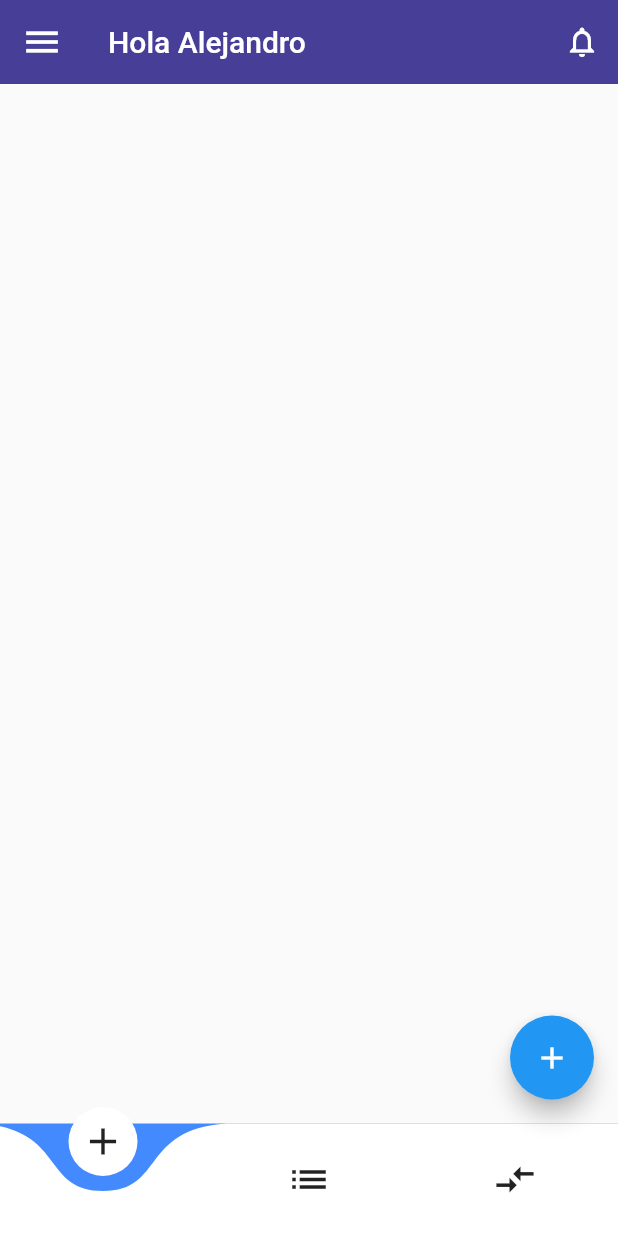
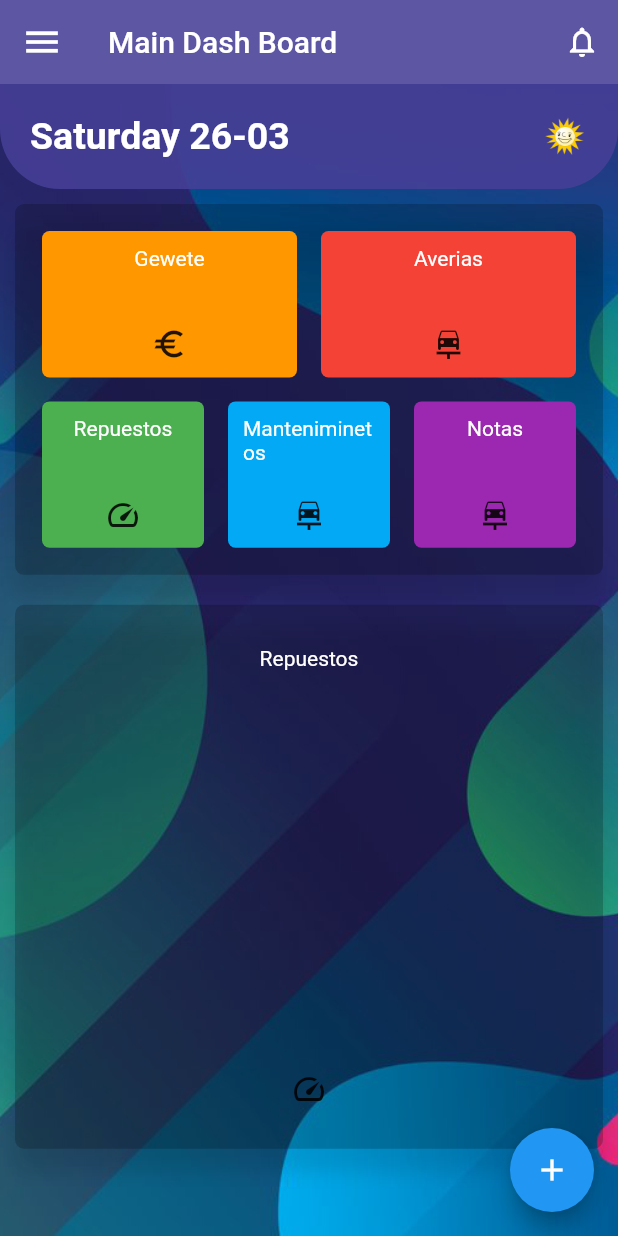
Before and after one commit to bubble-code/flutter_inicial_gewete, a Flutter app: the HomePage screen opened directly, on a phone screen of 412 x 824 dp. Run offline on Flutter 3.47's test engine with Material 2 defaults, Android fonts, the light colour scheme and no system bars; drawn by our look-alikes of curved_navigation_bar; our stand-ins replace cloud_firestore, date_format, firebase_auth, firebase_core, google_maps_flutter, location; missing offline and left inert: address_search_field, puppeteer; accounts and stored records are empty; statements that could not run were skipped.

Commit message:
trabajando en gewete, faltaTomarDatos desde la DB

```diff
--- a/lib/config/Palette.dart
+++ b/lib/config/Palette.dart
@@ -1,5 +1,5 @@
 import 'package:flutter/cupertino.dart';
 
 class Palette {
-  static const Color primatyColor = Color(0xFF473F97);
+  static const Color primatyColor = Color.fromARGB(223, 70, 63, 151);
 }
--- a/lib/config/Style.dart
+++ b/lib/config/Style.dart
@@ -1,4 +1,3 @@
-import 'package:flutter/cupertino.dart';
 import 'package:flutter/material.dart';
 
 class Stylee {
@@ -21,4 +20,8 @@ class Stylee {
     fontSize: 25,
     fontWeight: FontWeight.bold,
   );
+  static const deshStyleTitle = TextStyle(
+    color: Colors.white,
+    // fontWeight: FontWeight.bold,
+  );
 }
--- a/lib/main.dart
+++ b/lib/main.dart
@@ -2,6 +2,7 @@ import 'package:firebase_core/firebase_core.dart';
 import 'package:flutter/material.dart';
 import 'package:flutter_inicial_gewete/ui/addLocationSalon.dart';
 import 'package:flutter_inicial_gewete/ui/authentication.dart';
+import 'package:flutter_inicial_gewete/ui/gewetepage.dart';
 import 'package:flutter_inicial_gewete/ui/home_page.dart';
 import 'package:google_maps_flutter/google_maps_flutter.dart';
 import 'package:flutter_inicial_gewete/net/geolocalitation/geo.dart';
@@ -35,7 +36,8 @@ class InitialPage extends StatelessWidget {
         routes: {
           "login": (context) => const Authentication(),
           "home": (context) => const HomePage(),
-          "confSalon": (context) => const AddLocationSalon(),
+          "gewete": (context) => const GewetePage(),
+          // "confSalon": (context) => const AddLocationSalon(),
         });
   }
 }
--- a/lib/ui/gewete.dart
+++ /dev/null
@@ -1,10 +0,0 @@
-import 'package:flutter/material.dart';
-
-class GewetesList extends StatelessWidget {
-  const GewetesList({Key? key}) : super(key: key);
-
-  @override
-  Widget build(BuildContext context) {
-    return Container();
-  }
-}
--- /dev/null
+++ b/lib/ui/gewetepage.dart
@@ -0,0 +1,26 @@
+import 'package:flutter/material.dart';
+import 'package:flutter_inicial_gewete/config/Palette.dart';
+import 'package:flutter_inicial_gewete/ui/widget/custom_app_bar.dart';
+import 'package:flutter_inicial_gewete/ui/widget/geweteGrid.dart';
+
+class GewetePage extends StatefulWidget {
+  const GewetePage({Key? key}) : super(key: key);
+
+  @override
+  State<GewetePage> createState() => _GewetePageState();
+}
+
+class _GewetePageState extends State<GewetePage> {
+  @override
+  Widget build(BuildContext context) {
+    return Scaffold(
+      appBar: const CustomAppBar(
+        title: "Estados de GEWETES",
+      ),
+      body: Container(
+        decoration: const BoxDecoration(color: Palette.primatyColor),
+        child: GeweteGrid(),
+      ),
+    );
+  }
+}
--- a/lib/ui/home_page.dart
+++ b/lib/ui/home_page.dart
@@ -1,14 +1,17 @@
-import 'package:cloud_firestore/cloud_firestore.dart';
+// import 'package:cloud_firestore/cloud_firestore.dart';
 import 'package:curved_navigation_bar/curved_navigation_bar.dart';
-import 'package:firebase_auth/firebase_auth.dart';
+// import 'package:firebase_auth/firebase_auth.dart';
 // import 'package:firebase_core/firebase_core.dart';
 import 'package:flutter/material.dart';
-import 'package:flutter_inicial_gewete/ui/addLocationSalon.dart';
-import 'package:flutter_inicial_gewete/ui/widget/buildHeader.dart';
-import 'package:flutter_inicial_gewete/ui/widget/cardMain.dart';
-import 'package:flutter_inicial_gewete/ui/widget/cardMy.dart';
+import 'package:flutter_inicial_gewete/config/Palette.dart';
+import 'package:flutter_inicial_gewete/config/Style.dart';
+import 'package:flutter_inicial_gewete/ui/widget/buttonDashGrid.dart';
+// import 'package:flutter_inicial_gewete/ui/addLocationSalon.dart';
+// import 'package:flutter_inicial_gewete/ui/widget/cardMain.dart';
+// import 'package:flutter_inicial_gewete/ui/widget/cardMy.dart';
 import 'package:flutter_inicial_gewete/ui/widget/custom_app_bar.dart';
-
+import 'package:date_format/date_format.dart';
+import 'package:flutter_inicial_gewete/ui/widget/dashGrid.dart';
 import 'addView.dart';
 
 class HomePage extends StatefulWidget {
@@ -21,27 +24,74 @@ class HomePage extends StatefulWidget {
 class _HomePageState extends State<HomePage> {
   @override
   Widget build(BuildContext context) {
+    final screenHeight = MediaQuery.of(context).size.height;
+    final fecha = formatDate(DateTime.now(), [DD, ' ', dd, '-', mm]);
     return Scaffold(
-      appBar: const CustomAppBar(),
-      bottomNavigationBar: CurvedNavigationBar(
-        backgroundColor: Colors.blueAccent,
-        items: const [
-          Icon(Icons.add, size: 30),
-          Icon(Icons.list, size: 30),
-          Icon(Icons.compare_arrows, size: 30),
+      appBar: const CustomAppBar(title: "Main Dash Board "),
+      // bottomNavigationBar: CurvedNavigationBar(
+      //   backgroundColor: Colors.blueAccent,
+      //   items: const [
+      //     Icon(Icons.add, size: 30),
+      //     Icon(Icons.list, size: 30),
+      //     Icon(Icons.compare_arrows, size: 30),
+      //   ],
+      //   onTap: (index) {},
+      // ),
+      body: Container(
+        decoration: BoxDecoration(
+          image: DecorationImage(
+              image: Image.asset('assets/images/fondoMain.jpg').image,
+              fit: BoxFit.cover),
+        ),
+        child: CustomScrollView(
+          physics: const ClampingScrollPhysics(),
+          slivers: [
+            _buildHeader(screenHeight, fecha),
+            const SliverPadding(
+              padding: EdgeInsets.all(10),
+              sliver: SliverToBoxAdapter(
+                child: DashGrid(
+                  firstRow: [
+                    ButtonDashGrid(
+                        title: "Gewete", color: Colors.orange, ico: Icons.euro),
+                    ButtonDashGrid(
+                        title: "Averias",
+                        ico: Icons.car_repair,
+                        color: Colors.red),
                   ],
-        onTap: (index) {},
+                  secondRow: [
+                    ButtonDashGrid(
+                        title: "Repuestos",
+                        color: Colors.green,
+                        ico: Icons.speed),
+                    ButtonDashGrid(
+                        title: "Manteniminetos",
+                        ico: Icons.car_repair,
+                        color: Colors.lightBlue),
+                    ButtonDashGrid(
+                        title: "Notas",
+                        ico: Icons.car_repair,
+                        color: Colors.purple),
+                  ],
+                  height: 0.30,
                 ),
-      body: const CustomScrollView(
-        physics: ClampingScrollPhysics(),
-        slivers: [
-          // BuildHeadert(),
-          // Container(
-          //     decoration: const BoxDecoration(
-          //       color: Colors.amber,
-          //     ),
-          //     height: MediaQuery.of(context).size.height,
-          //     width: MediaQuery.of(context).size.width,
+              ),
+            ),
+            const SliverPadding(
+              padding: EdgeInsets.all(10),
+              sliver: SliverToBoxAdapter(
+                child: DashGrid(
+                  firstRow: [
+                    ButtonDashGrid(
+                        title: "Repuestos",
+                        color: Colors.transparent,
+                        ico: Icons.speed),
+                  ],
+                  secondRow: [],
+                  height: 0.44,
+                ),
+              ),
+            )
             //     // child: Center(
             //     //   child: StreamBuilder(
             //     //     stream: FirebaseFirestore.instance
@@ -60,37 +110,37 @@ class _HomePageState extends State<HomePage> {
             //     //         widthFactor: 5,
             //     //         child: ListView(
             //     //           children: [
-          //     //             ...snapshot.data!.docs
-          //     //                 .map(
-          //     //                   (e) => Card(
-          //     //                     child: SizedBox(
-          //     //                       height: MediaQuery.of(context).size.height / 7,
-          //     //                       width: MediaQuery.of(context).size.width / 1.3,
-          //     //                       child: ListTile(
-          //     //                         title: Text(e.id,
-          //     //                             style: const TextStyle(
-          //     //                               color: Colors.black,
-          //     //                               fontSize: 20.0,
-          //     //                             )),
-          //     //                         subtitle: Text("${e.get("detalle")}"),
-          //     //                         trailing: e.get('priory') == 1
-          //     //                             ? const Icon(
-          //     //                                 Icons.warning_amber,
-          //     //                                 color: Colors.redAccent,
-          //     //                               )
-          //     //                             : const Icon(
-          //     //                                 Icons.one_k_plus,
-          //     //                                 color: Colors.transparent,
-          //     //                               ),
-          //     //                       ),
-          //     //                     ),
-          //     //                     elevation: 8,
-          //     //                     shadowColor: Colors.blue[50],
-          //     //                     margin: const EdgeInsets.only(
-          //     //                         left: 10.0, top: 5.0, right: 10.0, bottom: 3.0),
-          //     //                   ),
-          //     //                 )
-          //     //                 .toList(),
+            // ...snapshot.data!.docs
+            //     .map(
+            //       (e) => Card(
+            //         child: SizedBox(
+            //           height: MediaQuery.of(context).size.height / 7,
+            //           width: MediaQuery.of(context).size.width / 1.3,
+            //           child: ListTile(
+            //             title: Text(e.id,
+            //                 style: const TextStyle(
+            //                   color: Colors.black,
+            //                   fontSize: 20.0,
+            //                 )),
+            //             subtitle: Text("${e.get("detalle")}"),
+            //             trailing: e.get('priory') == 1
+            //                 ? const Icon(
+            //                     Icons.warning_amber,
+            //                     color: Colors.redAccent,
+            //                   )
+            //                 : const Icon(
+            //                     Icons.one_k_plus,
+            //                     color: Colors.transparent,
+            //                   ),
+            //           ),
+            //         ),
+            //         elevation: 8,
+            //         shadowColor: Colors.blue[50],
+            //         margin: const EdgeInsets.only(
+            //             left: 10.0, top: 5.0, right: 10.0, bottom: 3.0),
+            //       ),
+            //     )
+            //     .toList(),
             //     //           ],
             //     //         ),
             //     //       );
@@ -125,6 +175,7 @@ class _HomePageState extends State<HomePage> {
             //     )),
           ],
         ),
+      ),
       floatingActionButton: FloatingActionButton(
         onPressed: () {
           Navigator.push(
@@ -140,4 +191,38 @@ class _HomePageState extends State<HomePage> {
       ),
     );
   }
+
+  SliverToBoxAdapter _buildHeader(double screenHeiht, String fecha) {
+    return SliverToBoxAdapter(
+      child: Container(
+        padding: const EdgeInsets.all(20),
+        decoration: const BoxDecoration(
+          color: Palette.primatyColor,
+          borderRadius: BorderRadius.only(
+            bottomLeft: Radius.circular(40),
+            bottomRight: Radius.circular(40),
+          ),
+        ),
+        child: Column(
+          crossAxisAlignment: CrossAxisAlignment.start,
+          children: [
+            Row(
+              mainAxisAlignment: MainAxisAlignment.spaceBetween,
+              children: [
+                Text(
+                  fecha,
+                  style: Stylee.homeText,
+                ),
+                CircleAvatar(
+                  radius: 15,
+                  child: Image.asset('assets/images/logo.png'),
+                  backgroundColor: Colors.transparent,
+                )
+              ],
+            )
+          ],
+        ),
+      ),
+    );
   }
+}
--- a/lib/ui/widget/buildHeader.dart
+++ /dev/null
@@ -1,32 +0,0 @@
-import 'package:flutter/material.dart';
-import 'package:flutter_inicial_gewete/config/Palette.dart';
-import 'package:flutter_inicial_gewete/config/Style.dart';
-
-class BuildHeadert extends StatelessWidget {
-  const BuildHeadert({Key? key}) : super(key: key);
-
-  @override
-  Widget build(BuildContext context) {
-    return Container(
-      padding: const EdgeInsets.all(20),
-      decoration: const BoxDecoration(
-        color: Palette.primatyColor,
-        borderRadius: BorderRadius.only(
-            bottomLeft: Radius.circular(40), bottomRight: Radius.circular(40)),
-      ),
-      child: Column(
-        crossAxisAlignment: CrossAxisAlignment.start,
-        children: [
-          Row(
-            children: const [
-              Text(
-                "Hola Alejandro",
-                style: Stylee.homeText,
-              ),
-            ],
-          )
-        ],
-      ),
-    );
-  }
-}
--- /dev/null
+++ b/lib/ui/widget/buttonDashGrid.dart
@@ -0,0 +1,38 @@
+import 'package:flutter/material.dart';
+import '../../config/Style.dart';
+
+class ButtonDashGrid extends StatelessWidget {
+  final String title;
+  final IconData ico;
+  final Color color;
+  const ButtonDashGrid({
+    Key? key,
+    required this.title,
+    required this.ico,
+    required this.color,
+  }) : super(key: key);
+
+  @override
+  Widget build(BuildContext context) {
+    return Expanded(
+      child: InkWell(
+        onTap: () {
+          Navigator.pushNamed(context, title.toLowerCase());
+        },
+        child: Container(
+          margin: const EdgeInsets.all(8),
+          padding: const EdgeInsets.all(10),
+          decoration: BoxDecoration(
+            color: color,
+            borderRadius: BorderRadius.circular(5),
+          ),
+          child: Column(
+            mainAxisAlignment: MainAxisAlignment.spaceBetween,
+            // crossAxisAlignment: CrossAxisAlignment.start,
+            children: [Text(title, style: Stylee.deshStyleTitle), Icon(ico)],
+          ),
+        ),
+      ),
+    );
+  }
+}
--- a/lib/ui/widget/custom_app_bar.dart
+++ b/lib/ui/widget/custom_app_bar.dart
@@ -3,7 +3,8 @@ import 'package:flutter_inicial_gewete/config/Palette.dart';
 import '../addLocationSalon.dart';
 
 class CustomAppBar extends StatelessWidget with PreferredSizeWidget {
-  const CustomAppBar({Key? key}) : super(key: key);
+  final String title;
+  const CustomAppBar({Key? key, required this.title}) : super(key: key);
 
   @override
   Size get preferredSize => const Size.fromHeight(kToolbarHeight);
@@ -17,7 +18,7 @@ class CustomAppBar extends StatelessWidget with PreferredSizeWidget {
         iconSize: 28.0,
         onPressed: () {},
       ),
-      title: const Text("Hola Alejandro"),
+      title: Text(title),
       automaticallyImplyLeading: false,
       actions: [
         IconButton(
--- /dev/null
+++ b/lib/ui/widget/dashGrid.dart
@@ -0,0 +1,47 @@
+import 'package:flutter/material.dart';
+
+class DashGrid extends StatelessWidget {
+  final List<Widget> firstRow, secondRow;
+  final double height;
+  const DashGrid(
+      {Key? key,
+      required this.firstRow,
+      required this.secondRow,
+      required this.height})
+      : super(key: key);
+
+  @override
+  Widget build(BuildContext context) {
+    return Container(
+      padding: const EdgeInsets.all(10),
+      decoration: BoxDecoration(
+          borderRadius: BorderRadius.circular(6),
+          color: Colors.black.withOpacity(0.2),
+          boxShadow: [
+            BoxShadow(
+              color: Colors.black.withOpacity(0.1),
+              offset: const Offset(0.2, 15),
+              blurRadius: 10,
+            ),
+          ]),
+      height: MediaQuery.of(context).size.height * height,
+      // color: Palette.primatyColor,
+      child: Column(
+        children: [
+          Flexible(
+            child: Row(
+              children: [...firstRow],
+            ),
+          ),
+          secondRow.isNotEmpty
+              ? Flexible(
+                  child: Row(
+                    children: [...secondRow],
+                  ),
+                )
+              : Container(),
+        ],
+      ),
+    );
+  }
+}
--- /dev/null
+++ b/lib/ui/widget/geweteGrid.dart
@@ -0,0 +1,49 @@
+import 'package:cloud_firestore/cloud_firestore.dart';
+import 'package:firebase_auth/firebase_auth.dart';
+import 'package:firebase_core/firebase_core.dart';
+import 'package:flutter/material.dart';
+import 'package:flutter_inicial_gewete/ui/widget/buttonDashGrid.dart';
+
+import 'cardMy.dart';
+
+class GeweteGrid extends StatelessWidget {
+  const GeweteGrid({Key? key}) : super(key: key);
+
+  // const CustomScrollView(
+  //         physics: ClampingScrollPhysics(),
+  //         slivers: [
+  //           SliverPadding(
+  //             padding: EdgeInsets.all(5),
+  //             sliver: SliverToBoxAdapter(
+  //               child:
+
+  @override
+  Widget build(BuildContext context) {
+    return Container(
+      margin: const EdgeInsets.all(20),
+      child: StreamBuilder(
+        stream: FirebaseFirestore.instance
+            .collection("users")
+            .doc(FirebaseAuth.instance.currentUser?.email)
+            .collection("salones")
+            .snapshots(),
+        builder: (context, AsyncSnapshot<QuerySnapshot> snapshot) {
+          return snapshot.hasData
+              ? Center(
+                  widthFactor: 5,
+                  child: ListView(children: [
+                    ...snapshot.data!.docs.map((e) => CardInicial(
+                          titulo: e.id.toUpperCase(),
+                          subtitulo: "dd",
+                          functionCard: () {},
+                        ))
+                  ]),
+                )
+              : const Center(
+                  child: CircularProgressIndicator(),
+                );
+        },
+      ),
+    );
+  }
+}
--- a/pubspec.yaml
+++ b/pubspec.yaml
@@ -40,6 +40,7 @@ dependencies:
   cupertino_icons: ^1.0.2
   bubble_tab_indicator: ^0.1.6
   fl_chart: ^0.50.0
+  date_format: ^2.0.5
 
 dev_dependencies:
   flutter_test:
@@ -64,8 +65,8 @@ flutter:
   uses-material-design: true
 
   # To add assets to your application, add an assets section, like this:
-  #assets:
-   # - assets/images
+  assets:
+    - assets/images/
    # - images/a_dot_ham.jpeg
 
   # An image asset can refer to one or more resolution-specific "variants", see
```
Also changed, not shown: assets/images/fondoMain.jpg (added), pubspec.lock, 1 other file. Lines whose indentation alone changed are shown as unchanged.
